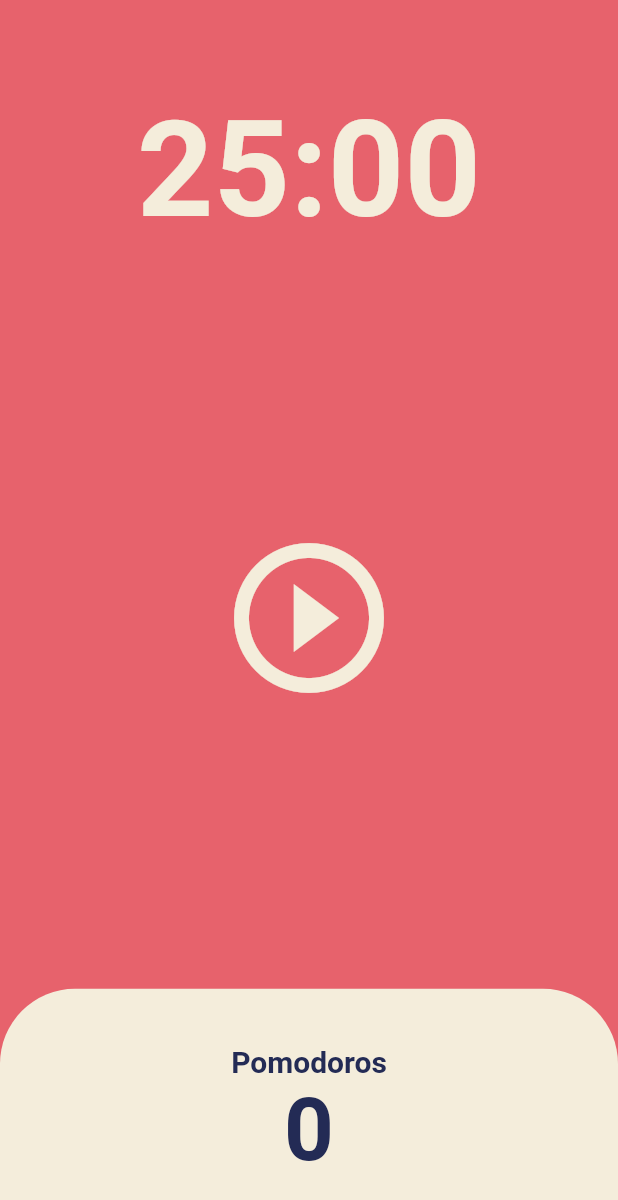
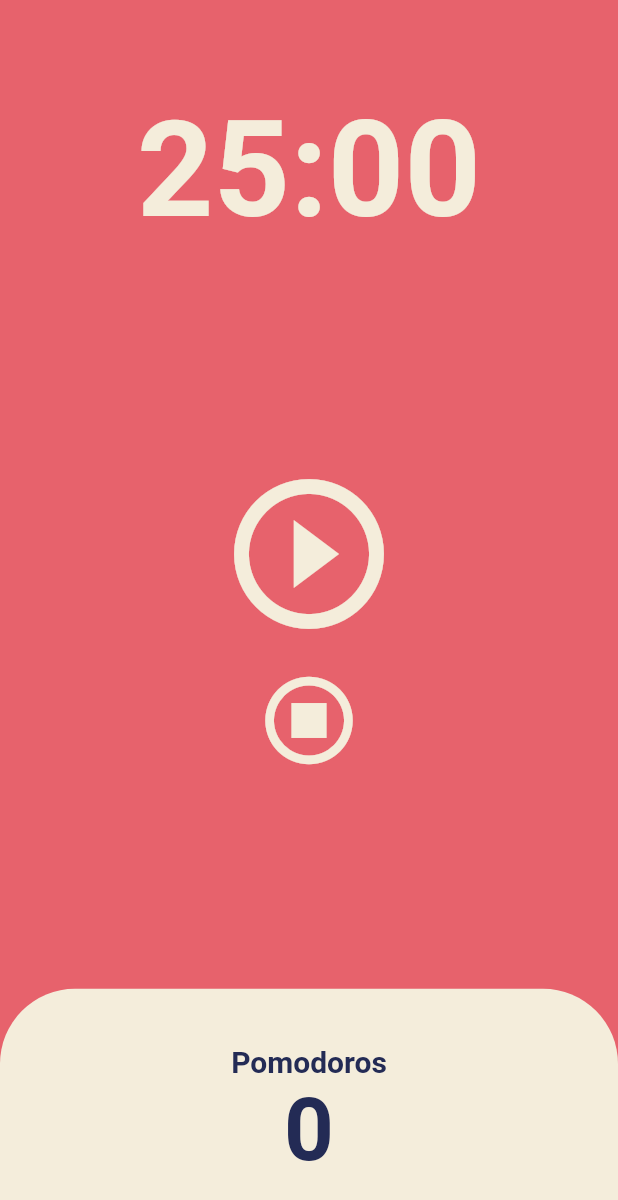
Before and after one commit to HonkenPark/flutter_study_toonflix, a Flutter app: the screen it shows after launch, on a phone screen of 412 x 824 dp. Shown: the top 1200 px of the screen. Run offline on Flutter 3.47's test engine with Material 2 defaults, Android fonts, the phone set to English and light mode, and no system bars.

Commit message:
FEAT(Timer): Apply Stop feature
Finish Code Challenger

```diff
--- a/lib/screens/home_screen.dart
+++ b/lib/screens/home_screen.dart
@@ -43,6 +43,14 @@ class _HomeScreenState extends State<HomeScreen> {
     });
   }
 
+  void onStopPressed() {
+    timer.cancel();
+    setState(() {
+      isRunning = false;
+      totalSeconds = countMax;
+    });
+  }
+
   String format(int seconds) {
     var duration = Duration(seconds: seconds);
     return duration.toString().split(".").first.substring(2, 7);
@@ -70,8 +78,10 @@ class _HomeScreenState extends State<HomeScreen> {
           ),
           Flexible(
             flex: 3,
-            child: Center(
-              child: IconButton(
+            child: Column(
+              mainAxisAlignment: MainAxisAlignment.center,
+              children: [
+                IconButton(
                   onPressed: isRunning ? onPausePressed : onStartPressed,
                   icon: Icon(isRunning
                       ? Icons.pause_circle_outlined
@@ -79,6 +89,13 @@ class _HomeScreenState extends State<HomeScreen> {
                   iconSize: 120,
                   color: Theme.of(context).cardColor,
                 ),
+                IconButton(
+                  onPressed: onStopPressed,
+                  icon: const Icon(Icons.stop_circle_outlined),
+                  iconSize: 70,
+                  color: Theme.of(context).cardColor,
+                ),
+              ],
             ),
           ),
           Flexible(
```
Lines whose indentation alone changed are shown as unchanged.
